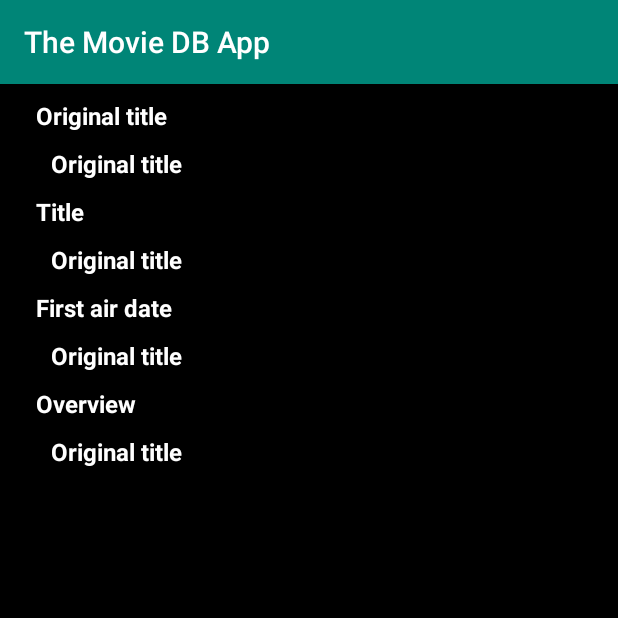
After one commit to rboada958/The_movie_db_app, an Android app: the fragment SerieDetailsFragment shown on its own in the app's theme, on a phone screen of 412 x 824 dp, the top half of it. The commit adds this screen. Run offline under Robolectric (Android 15) with nearby library versions, the phone set to English and light mode, and no system bars; network calls fail; pictures from the network do not load.

Commit message:
visualization serie details

```diff
--- a/app/src/main/java/com/example/the_movie_db_app/ui/movies/MovieDetailsFragment.kt
+++ b/app/src/main/java/com/example/the_movie_db_app/ui/movies/MovieDetailsFragment.kt
@@ -13,6 +13,10 @@ import com.example.the_movie_db_app.R
 import com.example.the_movie_db_app.ui.movies.models.MovieResult
 import com.example.the_movie_db_app.utils.Utils
 import kotlinx.android.synthetic.main.fragment_movie_details.*
+
+/**
+ * Created by Romel Boada on 05/06/19.
+ */
 
 class MovieDetailsFragment : Fragment() {
 
@@ -33,7 +37,6 @@ class MovieDetailsFragment : Fragment() {
         onClick()
 
         if (arguments != null) {
-            arguments!!.getParcelable<MovieResult>("resultItem")
             movieResult =  arguments!!.getParcelable("resultItem")
             loadData(movieResult)
         }
--- /dev/null
+++ b/app/src/main/java/com/example/the_movie_db_app/ui/serie/SerieDetailsFragment.kt
@@ -0,0 +1,56 @@
+package com.example.the_movie_db_app.ui.serie
+
+
+import android.os.Bundle
+import androidx.fragment.app.Fragment
+import android.view.LayoutInflater
+import android.view.View
+import android.view.ViewGroup
+import com.bumptech.glide.Glide
+
+import com.example.the_movie_db_app.R
+import com.example.the_movie_db_app.ui.serie.models.SerieResult
+import com.example.the_movie_db_app.utils.Utils
+import kotlinx.android.synthetic.main.fragment_serie_details.*
+
+/**
+ * Created by Romel Boada on 06/06/19.
+ */
+
+class SerieDetailsFragment : Fragment() {
+
+    var serieResult: SerieResult? = SerieResult()
+
+    override fun onCreateView(
+        inflater: LayoutInflater, container: ViewGroup?,
+        savedInstanceState: Bundle?
+    ): View? {
+        // Inflate the layout for this fragment
+        return inflater.inflate(R.layout.fragment_serie_details, container, false)
+    }
+
+    override fun onViewCreated(view: View, savedInstanceState: Bundle?) {
+        super.onViewCreated(view, savedInstanceState)
+
+        if (arguments != null) {
+            serieResult = arguments!!.getParcelable("resultItemSerie")
+            loadData(serieResult)
+        }
+    }
+
+    private fun loadData(serieResult: SerieResult?) {
+        Glide.with(requireContext()).
+            load(Utils.getPosterUrl(serieResult!!.posterPath!!)).
+            into(poster_path)
+
+        tv_title.text = serieResult.name
+        if (serieResult.originalName!!.isEmpty()) {
+            original_title.visibility = View.GONE
+            tv_original_title.visibility = View.GONE
+        }
+        tv_original_title.text = serieResult.originalName
+        tv_first_air_date.text = serieResult.firstAirDate
+        tv_overview.text = serieResult.overview
+    }
+
+}
--- a/app/src/main/java/com/example/the_movie_db_app/ui/serie/models/SerieResult.kt
+++ b/app/src/main/java/com/example/the_movie_db_app/ui/serie/models/SerieResult.kt
@@ -1,11 +1,13 @@
 package com.example.the_movie_db_app.ui.serie.models
 
+import android.os.Parcelable
 import com.google.gson.annotations.SerializedName
+import kotlinx.android.parcel.Parcelize
 
 /**
  * Created by Romel Boada on 05/06/19.
  */
-
+@Parcelize
 data class SerieResult(
 
 	@field:SerializedName("original_name")
@@ -46,4 +48,4 @@ data class SerieResult(
 
 	@field:SerializedName("poster_path")
 	val posterPath: String? = null
-)
+) : Parcelable
--- a/app/src/main/res/layout/fragment_movie.xml
+++ b/app/src/main/res/layout/fragment_movie.xml
@@ -13,7 +13,7 @@
             android:layout_width="0dp"
             android:layout_height="30dp"
             android:layout_marginTop="16dp"
-            android:background="@drawable/background_border_white"
+            android:background="@color/colorPrimary"
             app:layout_constraintTop_toTopOf="parent"
             app:layout_constraintStart_toStartOf="parent"
             app:layout_constraintEnd_toEndOf="parent"
--- a/app/src/main/res/layout/fragment_serie.xml
+++ b/app/src/main/res/layout/fragment_serie.xml
@@ -11,7 +11,7 @@
             android:layout_width="0dp"
             android:layout_height="30dp"
             android:layout_marginTop="16dp"
-            android:background="@drawable/background_border_white"
+            android:background="@color/colorPrimary"
             app:layout_constraintTop_toTopOf="parent"
             app:layout_constraintStart_toStartOf="parent"
             app:layout_constraintEnd_toEndOf="parent"
--- /dev/null
+++ b/app/src/main/res/layout/fragment_serie_details.xml
@@ -0,0 +1,135 @@
+<?xml version="1.0" encoding="utf-8"?>
+<androidx.constraintlayout.widget.ConstraintLayout
+        xmlns:android="http://schemas.android.com/apk/res/android"
+        xmlns:app="http://schemas.android.com/apk/res-auto"
+        android:layout_width="match_parent"
+        android:layout_height="match_parent"
+        android:background="@color/black">
+
+    <ImageView
+            android:id="@+id/poster_path"
+            android:layout_width="0dp"
+            android:layout_height="0dp"
+            android:alpha="0.3"
+            android:contentDescription="@string/app_name"
+            app:layout_constraintTop_toTopOf="parent"
+            app:layout_constraintStart_toStartOf="parent"
+            app:layout_constraintEnd_toEndOf="parent"
+            app:layout_constraintBottom_toBottomOf="parent"/>
+
+    <androidx.core.widget.NestedScrollView
+            android:layout_width="0dp"
+            android:layout_height="0dp"
+            app:layout_constraintTop_toTopOf="parent"
+            app:layout_constraintStart_toStartOf="parent"
+            app:layout_constraintEnd_toEndOf="parent"
+            app:layout_constraintBottom_toBottomOf="parent"
+            android:id="@+id/nestedScrollView">
+
+        <androidx.constraintlayout.widget.ConstraintLayout
+                android:layout_width="match_parent"
+                android:layout_height="wrap_content">
+
+            <LinearLayout
+                    android:id="@+id/linearTitle"
+                    android:layout_width="0dp"
+                    android:layout_height="wrap_content"
+                    android:orientation="vertical"
+                    app:layout_constraintTop_toTopOf="parent"
+                    app:layout_constraintStart_toStartOf="parent"
+                    app:layout_constraintEnd_toEndOf="parent"
+                    android:layout_marginStart="24dp"
+                    android:layout_marginEnd="24dp">
+
+                <TextView
+                        android:id="@+id/original_title"
+                        android:layout_width="wrap_content"
+                        android:layout_height="wrap_content"
+                        android:layout_marginTop="10dp"
+                        android:text="@string/original_title"
+                        android:textColor="@color/white"
+                        android:textSize="16sp"
+                        android:textStyle="bold"/>
+
+                <TextView
+                        android:id="@+id/tv_original_title"
+                        android:layout_width="wrap_content"
+                        android:layout_height="wrap_content"
+                        android:layout_marginStart="10dp"
+                        android:layout_marginTop="10dp"
+                        android:text="@string/original_title"
+                        android:textColor="@color/white"
+                        android:textSize="16sp"
+                        android:textStyle="bold"/>
+
+                <TextView
+                        android:id="@+id/title"
+                        android:layout_width="wrap_content"
+                        android:layout_height="wrap_content"
+                        android:layout_marginTop="10dp"
+                        android:text="@string/title"
+                        android:textColor="@color/white"
+                        android:textSize="16sp"
+                        android:textStyle="bold"/>
+
+                <TextView
+                        android:id="@+id/tv_title"
+                        android:layout_width="wrap_content"
+                        android:layout_height="wrap_content"
+                        android:layout_marginStart="10dp"
+                        android:layout_marginTop="10dp"
+                        android:text="@string/original_title"
+                        android:textColor="@color/white"
+                        android:textSize="16sp"
+                        android:textStyle="bold"/>
+
+                <TextView
+                        android:id="@+id/first_air_date"
+                        android:layout_width="wrap_content"
+                        android:layout_height="wrap_content"
+                        android:layout_marginTop="10dp"
+                        android:text="@string/first_air_date"
+                        android:textColor="@color/white"
+                        android:textSize="16sp"
+                        android:textStyle="bold"/>
+
+                <TextView
+                        android:id="@+id/tv_first_air_date"
+                        android:layout_width="wrap_content"
+                        android:layout_height="wrap_content"
+                        android:layout_marginStart="10dp"
+                        android:layout_marginTop="10dp"
+                        android:text="@string/original_title"
+                        android:textColor="@color/white"
+                        android:textSize="16sp"
+                        android:textStyle="bold"/>
+
+                <TextView
+                        android:id="@+id/overview"
+                        android:layout_width="wrap_content"
+                        android:layout_height="wrap_content"
+                        android:layout_marginTop="10dp"
+                        android:text="@string/overview"
+                        android:textColor="@color/white"
+                        android:textSize="16sp"
+                        android:textStyle="bold"/>
+
+                <TextView
+                        android:id="@+id/tv_overview"
+                        android:layout_width="match_parent"
+                        android:layout_height="wrap_content"
+                        android:layout_marginStart="10dp"
+                        android:layout_marginTop="10dp"
+                        android:text="@string/original_title"
+                        android:textColor="@color/white"
+                        android:textSize="16sp"
+                        android:textStyle="bold"/>
+
+            </LinearLayout>
+
+        </androidx.constraintlayout.widget.ConstraintLayout>
+
+
+    </androidx.core.widget.NestedScrollView>
+
+</androidx.constraintlayout.widget.ConstraintLayout>
--- a/app/src/main/res/values/strings.xml
+++ b/app/src/main/res/values/strings.xml
@@ -34,6 +34,7 @@
     <string name="original_title">Original title</string>
     <string name="release_date">Release date</string>
     <string name="overview">Overview</string>
+    <string name="first_air_date">First air date</string>
 
     <string-array name="category">
         <item>Select Categorie Movie</item>
```
Also changed, not shown: app/src/main/java/com/example/the_movie_db_app/ui/movies/MovieFragment.kt (+31 -27 lines), app/src/main/java/com/example/the_movie_db_app/ui/movies/mvp/MoviesPresenter.kt (+19 -18 lines), app/src/main/java/com/example/the_movie_db_app/ui/serie/SerieFragment.kt (+11 -5 lines), app/src/main/java/com/example/the_movie_db_app/ui/serie/adapter/SerieAdapter.kt (+7 -2 lines), app/src/main/java/com/example/the_movie_db_app/ui/serie/adapter/SerieViewHolder.kt (+6 -1 lines), app/src/main/res/navigation/navigation.xml (+11 -1 lines).
